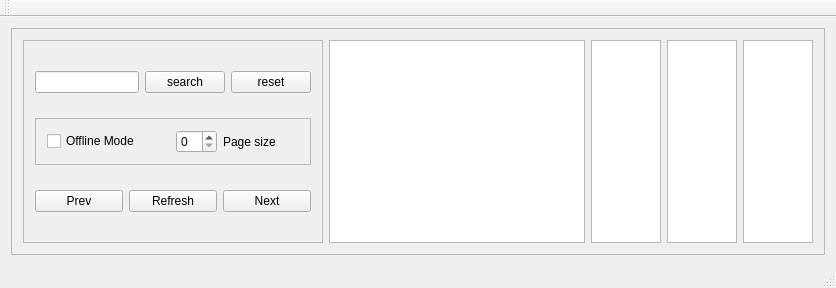
Qt form mainwindow.ui (blockspacer/pages) before a commit.
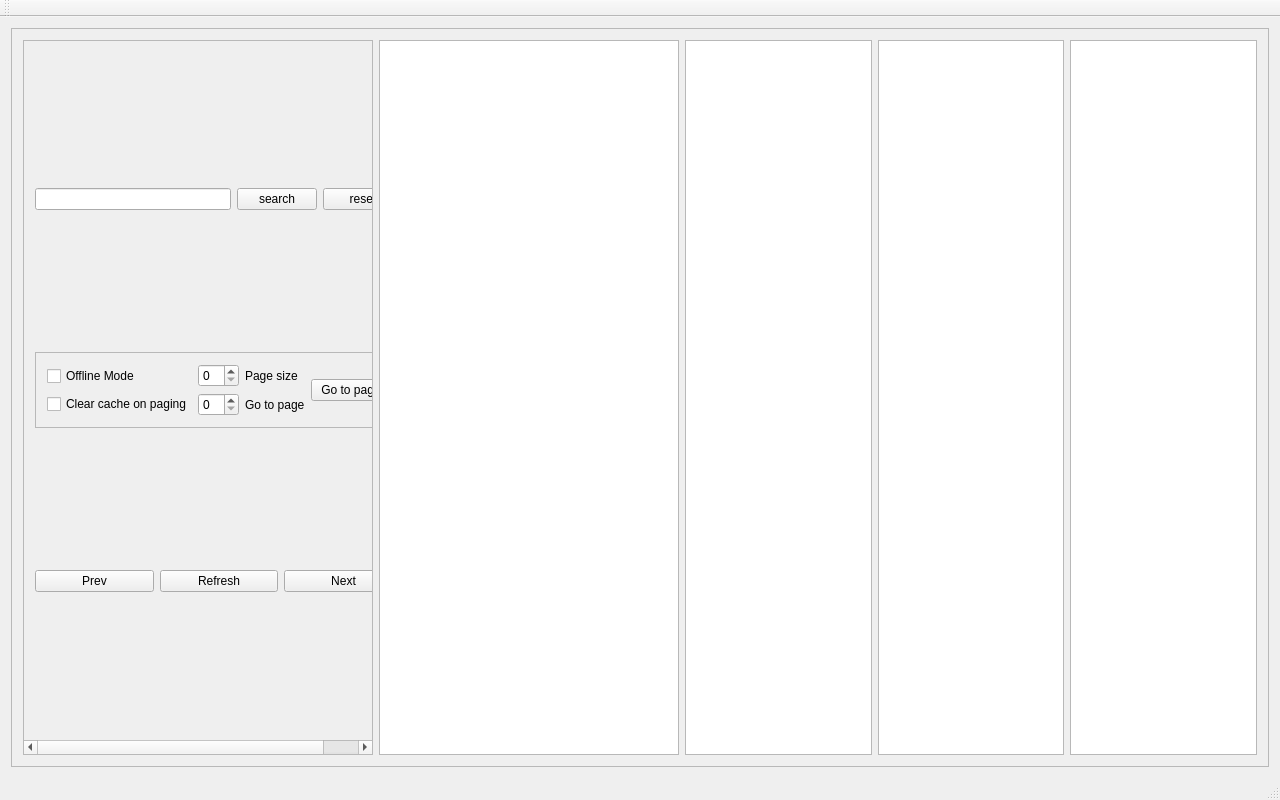
The same form after that commit.

What changed in the file:
```diff
--- a/mainwindow.ui
+++ b/mainwindow.ui
@@ -6,8 +6,8 @@
    <rect>
     <x>0</x>
     <y>0</y>
-    <width>764</width>
-    <height>288</height>
+    <width>1280</width>
+    <height>800</height>
    </rect>
   </property>
   <property name="windowTitle">
@@ -34,7 +34,7 @@
          </property>
          <property name="minimumSize">
           <size>
-           <width>300</width>
+           <width>350</width>
            <height>0</height>
           </size>
          </property>
@@ -46,8 +46,8 @@
            <rect>
             <x>0</x>
             <y>0</y>
-            <width>298</width>
-            <height>204</height>
+            <width>348</width>
+            <height>716</height>
            </rect>
           </property>
           <layout class="QGridLayout" name="gridLayout_4">
@@ -72,11 +72,22 @@
                </property>
                <layout class="QHBoxLayout" name="horizontalLayout_5">
                 <item>
-                 <widget class="QCheckBox" name="checkBox">
-                  <property name="text">
-                   <string>Offline Mode</string>
-                  </property>
-                 </widget>
+                 <layout class="QVBoxLayout" name="verticalLayout_2">
+                  <item>
+                   <widget class="QCheckBox" name="checkBox">
+                    <property name="text">
+                     <string>Offline Mode</string>
+                    </property>
+                   </widget>
+                  </item>
+                  <item>
+                   <widget class="QCheckBox" name="clearCacheOnPagingCheckBox">
+                    <property name="text">
+                     <string>Clear cache on paging</string>
+                    </property>
+                   </widget>
+                  </item>
+                 </layout>
                 </item>
                 <item>
                  <layout class="QFormLayout" name="formLayout">
@@ -90,8 +101,25 @@
                     </property>
                    </widget>
                   </item>
+                  <item row="3" column="0">
+                   <widget class="QSpinBox" name="pageNumSpinBox"/>
+                  </item>
+                  <item row="3" column="1">
+                   <widget class="QLabel" name="label_2">
+                    <property name="text">
+                     <string>Go to page</string>
+                    </property>
+                   </widget>
+                  </item>
                  </layout>
                 </item>
+                <item>
+                 <widget class="QPushButton" name="goToPageButton">
+                  <property name="text">
+                   <string>Go to page</string>
+                  </property>
+                 </widget>
+                </item>
                </layout>
               </widget>
              </item>
@@ -165,6 +193,12 @@
            <verstretch>0</verstretch>
           </sizepolicy>
          </property>
+         <property name="minimumSize">
+          <size>
+           <width>300</width>
+           <height>0</height>
+          </size>
+         </property>
         </widget>
        </item>
        <item row="0" column="5">
```
Left out of the diff: 2 changed lines with no effect on the pictures.
